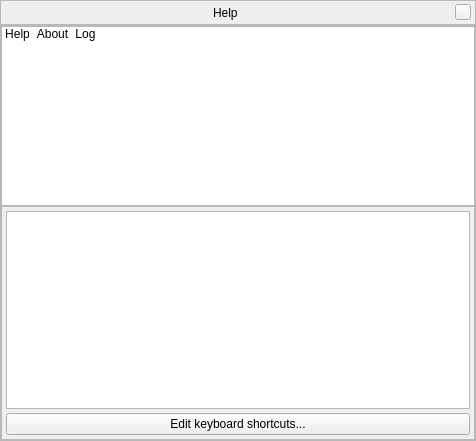
Old version of the form src/gui/helpDialogGui.ui in the repository ultrapre/stellarium.
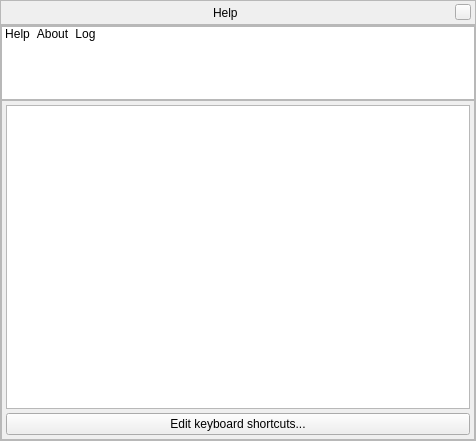
New version of the form. Icons and pictures are not drawn. Custom widgets are drawn as their Qt base class.

Patch:
```diff
--- a/src/gui/helpDialogGui.ui
+++ b/src/gui/helpDialogGui.ui
@@ -146,6 +146,18 @@
       </property>
       <item row="0" column="0">
        <widget class="QListWidget" name="stackListWidget">
+        <property name="minimumSize">
+         <size>
+          <width>0</width>
+          <height>74</height>
+         </size>
+        </property>
+        <property name="maximumSize">
+         <size>
+          <width>16777215</width>
+          <height>74</height>
+         </size>
+        </property>
         <property name="focusPolicy">
          <enum>Qt::NoFocus</enum>
         </property>
```
